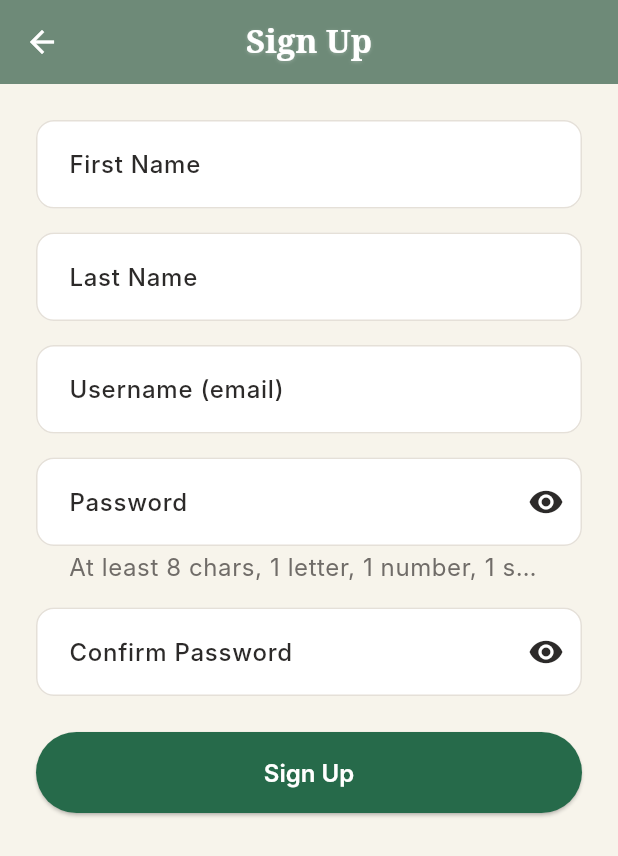
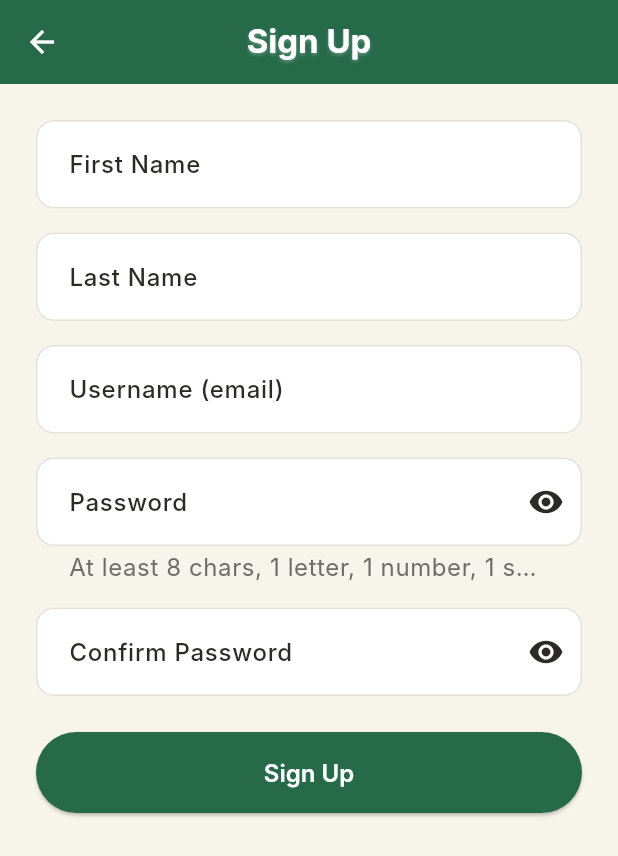
Before and after one commit to charlemagne86/MyBookLog, a Flutter app: the SignUpPage screen opened directly, on a phone screen of 412 x 824 dp. Shown: the top 856 px of the screen. Run offline on Flutter 3.47's test engine with Material 3 defaults, Android fonts, the phone set to English and light mode, and no system bars; our stand-ins replace supabase_flutter; accounts and stored records are empty; network calls fail; Roboto replaces fonts that are missing (Inter).

Commit message:
Updated header theme and removed unused themeing elements

```diff
--- a/mybooklog/lib/theme/app_colors.dart
+++ b/mybooklog/lib/theme/app_colors.dart
@@ -5,7 +5,6 @@
   AppColors._();
 
   // Backgrounds & Containers
-  //static const Color background = Color(0xFFFDFBF7); // Soft Cream
   static const Color background = Color(0xFFF7F4EB); // Oatmeal
   static const Color surface = Color(0xFFFFFFFF); // Surface Containers
   static const Color border = Color(0xFFE5E0D8); // Faint Border
@@ -16,20 +15,10 @@
 
   // Accents
   static const Color accentSage = Color(0xFF6E8A78); // Primary Accent
-  static const Color headerBackground = accentSage;
-  static const Color headerForeground = white;
 
-   // Utility colors
-   static const Color white = Color(0xFFFFFFFF);
-  static const Color success = Color(0xFF4F8A65);
-  static const Color selectionFill = Color(0xFFE7EEE9);
+  // Utility colors
+  static const Color white = Color(0xFFFFFFFF);
 
   // Semantic / states
   static const Color errorRed = Color(0xFFB3261E);
-
-  // Compatibility aliases for existing app code while migrating.
-  static const Color parchmentBackground = background;
-  static const Color appBackground = background;
-  static const Color primaryBrown = accentSage;
-  static const Color darkText = textPrimary;
 }
```
Also changed, not shown: mybooklog/lib/main.dart (+17 -15 lines), mybooklog/lib/theme/app_theme.dart (+18 -12 lines), 1 other file.
